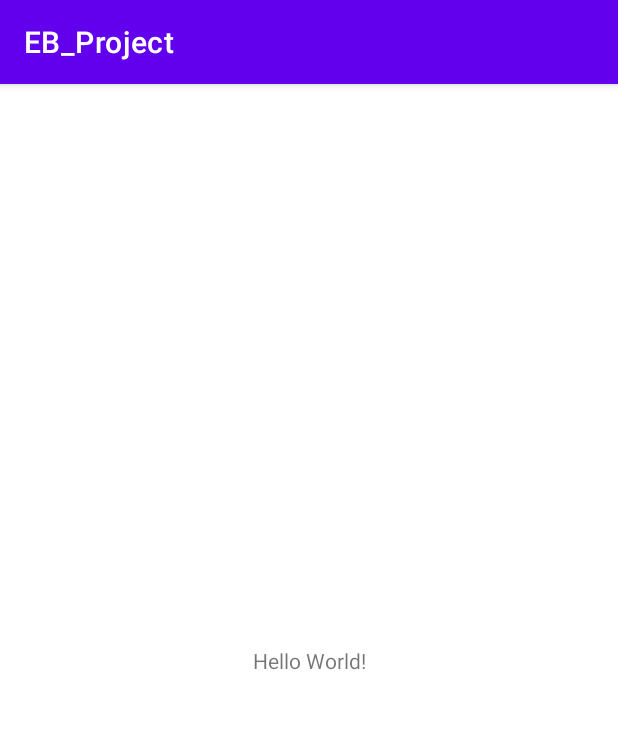
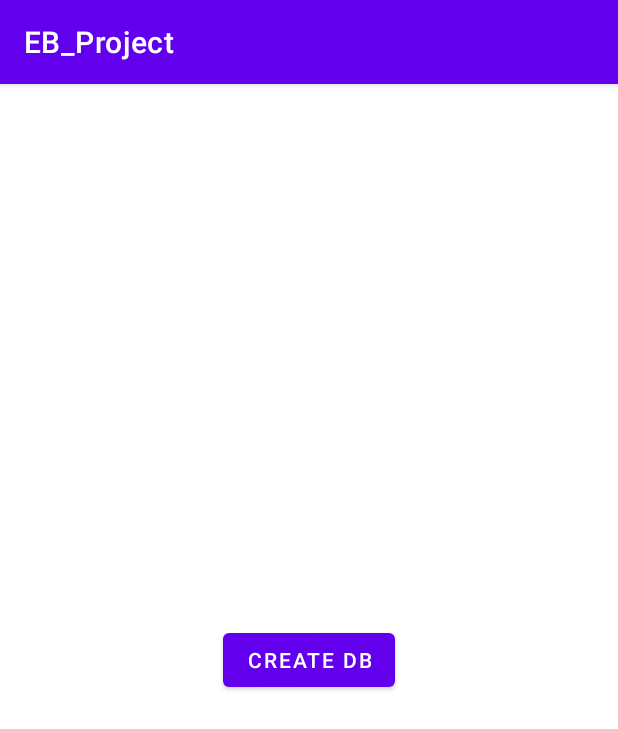
Before and after one commit to AlexRTC1997/EB_Project, an Android app: the screen it shows after launch (MainActivity), on a phone screen of 412 x 824 dp. Shown: the top 729 px of the screen. Run offline under Robolectric (Android 15) with nearby library versions, the phone set to English and light mode, and no system bars.

Commit message:
ADD: Create simple DB

```diff
--- a/app/src/main/java/com/example/eb_project/MainActivity.java
+++ b/app/src/main/java/com/example/eb_project/MainActivity.java
@@ -2,13 +2,38 @@ package com.example.eb_project;
 
 import androidx.appcompat.app.AppCompatActivity;
 
+import android.database.sqlite.SQLiteDatabase;
 import android.os.Bundle;
+import android.view.View;
+import android.widget.Button;
+import android.widget.Toast;
+
+import com.example.eb_project.db.DbHelper;
 
 public class MainActivity extends AppCompatActivity {
+    // [1]
+    Button tempButton;
 
     @Override
     protected void onCreate(Bundle savedInstanceState) {
         super.onCreate(savedInstanceState);
         setContentView(R.layout.activity_main);
+
+        // [1]
+        tempButton = findViewById(R.id.temp_button);
+
+        tempButton.setOnClickListener(new View.OnClickListener() {
+            @Override
+            public void onClick(View view) {
+                DbHelper dbHelper = new DbHelper(MainActivity.this);
+                SQLiteDatabase db = dbHelper.getWritableDatabase();
+
+                if(db != null) {
+                    Toast.makeText(MainActivity.this, "Database craeted", Toast.LENGTH_SHORT).show();
+                } else {
+                    Toast.makeText(MainActivity.this, "Something went wrong", Toast.LENGTH_LONG).show();
+                }
+            }
+        });
     }
 }
--- a/app/src/main/res/layout/activity_main.xml
+++ b/app/src/main/res/layout/activity_main.xml
@@ -6,13 +6,13 @@
     android:layout_height="match_parent"
     tools:context=".MainActivity">
 
-    <TextView
+    <Button
+        android:id="@+id/temp_button"
         android:layout_width="wrap_content"
         android:layout_height="wrap_content"
-        android:text="Hello World!"
+        android:text="@string/temp_button"
         app:layout_constraintBottom_toBottomOf="parent"
         app:layout_constraintEnd_toEndOf="parent"
         app:layout_constraintStart_toStartOf="parent"
         app:layout_constraintTop_toTopOf="parent" />
-
 </androidx.constraintlayout.widget.ConstraintLayout>
--- a/app/src/main/res/values/strings.xml
+++ b/app/src/main/res/values/strings.xml
@@ -1,3 +1,5 @@
 <resources>
     <string name="app_name">EB_Project</string>
+
+    <string name="temp_button">Create DB</string>
 </resources>
```
Also changed, not shown: app/src/main/java/com/example/eb_project/db/DbHelper.java (added, +36 -0 lines).
